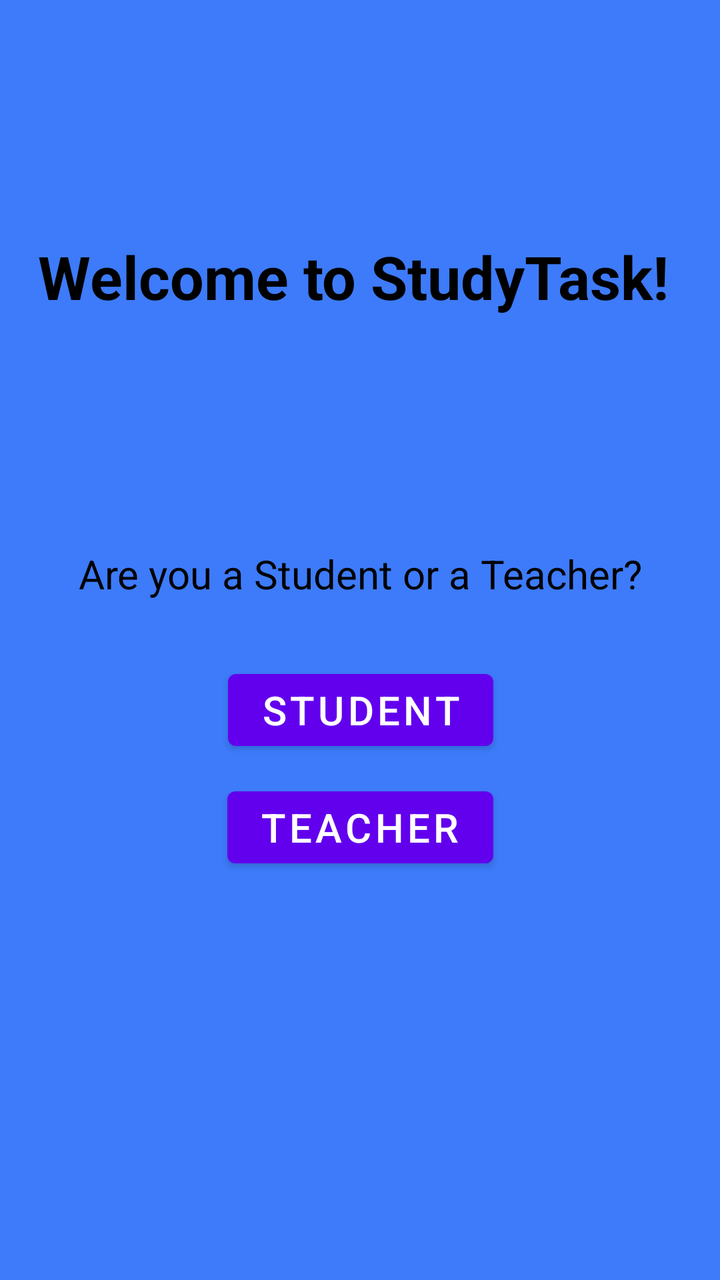
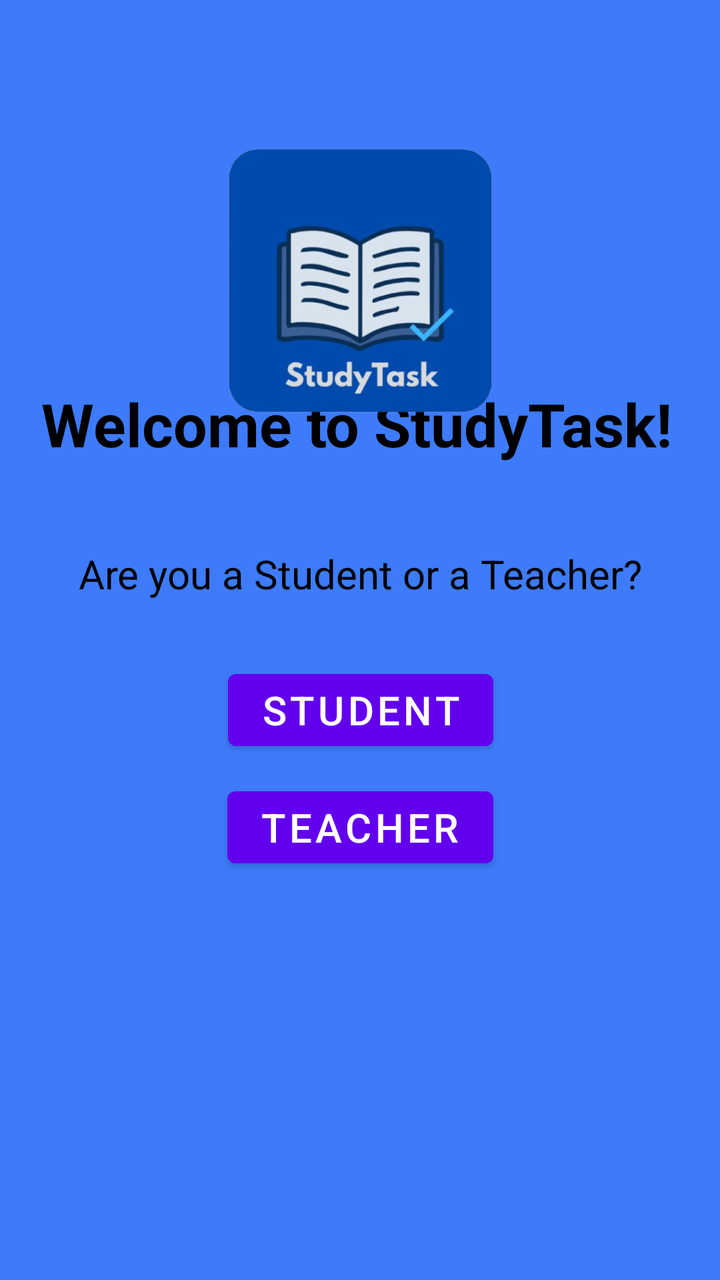

Two renders of the same Android screen: before a commit and after it. Below are the layout's source before the change and the commit's diff.
<!-- AndroidManifest.xml: application theme Theme.StudyTask -->
<!-- res/layout/activity_welcome_screen.xml -->
<?xml version="1.0" encoding="utf-8"?>
<androidx.constraintlayout.widget.ConstraintLayout xmlns:android="http://schemas.android.com/apk/res/android"
    xmlns:app="http://schemas.android.com/apk/res-auto"
    xmlns:tools="http://schemas.android.com/tools"
    android:id="@+id/main"
    android:layout_width="match_parent"
    android:layout_height="match_parent"
    android:background="#3D7BFA"
    tools:context=".WelcomeScreen">

    <TextView
        android:id="@+id/Welcome"
        android:layout_width="352dp"
        android:layout_height="50dp"
        android:text="Welcome to StudyTask! "
        android:textColor="@color/black"
        android:textSize="30sp"
        android:textStyle="bold"
        android:gravity="center"
        app:layout_constraintBottom_toBottomOf="parent"
        app:layout_constraintEnd_toEndOf="parent"
        app:layout_constraintStart_toStartOf="parent"
        app:layout_constraintTop_toTopOf="parent"
        app:layout_constraintVertical_bias="0.192" />

    <Button
        android:id="@+id/Teacher"
        android:layout_width="wrap_content"
        android:layout_height="wrap_content"
        android:text="Teacher"
        android:textSize="20sp"
        app:layout_constraintBottom_toBottomOf="parent"
        app:layout_constraintEnd_toEndOf="parent"
        app:layout_constraintHorizontal_bias="0.501"
        app:layout_constraintStart_toStartOf="parent"
        app:layout_constraintTop_toTopOf="parent"
        app:layout_constraintVertical_bias="0.658" />

    <Button
        android:id="@+id/Student"
        android:layout_width="wrap_content"
        android:layout_height="wrap_content"
        android:text="Student"
        android:textSize="20sp"
        app:layout_constraintBottom_toBottomOf="parent"
        app:layout_constraintEnd_toEndOf="parent"
        app:layout_constraintHorizontal_bias="0.501"
        app:layout_constraintStart_toStartOf="parent"
        app:layout_constraintTop_toTopOf="parent"
        app:layout_constraintVertical_bias="0.559" />

    <TextView
        android:id="@+id/textView2"
        android:layout_width="291dp"
        android:layout_height="45dp"
        android:text="Are you a Student or a Teacher?"
        android:textColor="@color/black"
        android:textSize="20sp"
        android:gravity="center"
        app:layout_constraintBottom_toBottomOf="parent"
        app:layout_constraintEnd_toEndOf="parent"
        app:layout_constraintStart_toStartOf="parent"
        app:layout_constraintTop_toTopOf="parent"
        app:layout_constraintVertical_bias="0.444" />
</androidx.constraintlayout.widget.ConstraintLayout>
<!-- resources referenced by this layout -->
<resources>
  <color name="black">#FF000000</color>
  <style name="Theme.StudyTask" parent="Theme.MaterialComponents.DayNight.DarkActionBar">
          
          <item name="colorPrimary">@color/purple_500</item>
          <item name="colorPrimaryVariant">@color/purple_700</item>
          <item name="colorOnPrimary">@color/white</item>
          
          <item name="colorSecondary">@color/teal_200</item>
          <item name="colorSecondaryVariant">@color/teal_700</item>
          <item name="colorOnSecondary">@color/black</item>
          
          <item name="android:statusBarColor">?attr/colorPrimaryVariant</item>
          
      </style>
  <color name="purple_500">#FF6200EE</color>
  <color name="purple_700">#FF3700B3</color>
  <color name="white">#FFFFFFFF</color>
  <color name="teal_200">#FF03DAC5</color>
  <color name="teal_700">#FF018786</color>
</resources>

<!-- the commit's change to res/layout/activity_welcome_screen.xml (unified diff, before → after) -->
@@ -12,16 +12,17 @@
         android:id="@+id/Welcome"
         android:layout_width="352dp"
         android:layout_height="50dp"
+        android:gravity="center"
         android:text="Welcome to StudyTask! "
         android:textColor="@color/black"
         android:textSize="30sp"
         android:textStyle="bold"
-        android:gravity="center"
         app:layout_constraintBottom_toBottomOf="parent"
         app:layout_constraintEnd_toEndOf="parent"
+        app:layout_constraintHorizontal_bias="0.728"
         app:layout_constraintStart_toStartOf="parent"
         app:layout_constraintTop_toTopOf="parent"
-        app:layout_constraintVertical_bias="0.192" />
+        app:layout_constraintVertical_bias="0.317" />
 
     <Button
         android:id="@+id/Teacher"
@@ -50,7 +51,7 @@
         app:layout_constraintVertical_bias="0.559" />
 
     <TextView
-        android:id="@+id/textView2"
+        android:id="@+id/Who"
         android:layout_width="291dp"
         android:layout_height="45dp"
         android:text="Are you a Student or a Teacher?"
@@ -62,4 +63,16 @@
         app:layout_constraintStart_toStartOf="parent"
         app:layout_constraintTop_toTopOf="parent"
         app:layout_constraintVertical_bias="0.444" />
+
+    <ImageView
+        android:id="@+id/Logo"
+        android:layout_width="215dp"
+        android:layout_height="265dp"
+        app:layout_constraintBottom_toBottomOf="parent"
+        app:layout_constraintEnd_toEndOf="parent"
+        app:layout_constraintStart_toStartOf="parent"
+        app:layout_constraintTop_toTopOf="parent"
+        app:layout_constraintVertical_bias="0.034"
+        app:srcCompat="@drawable/logo" />
+
 </androidx.constraintlayout.widget.ConstraintLayout>
<!-- resource entries referenced after the edit -->
@@ -1,6 +1,7 @@
 <!-- resources referenced by this layout -->
 <resources>
   <color name="black">#FF000000</color>
+  <!-- drawable logo: png bitmap (drawable, 120413 bytes) -->
   <style name="Theme.StudyTask" parent="Theme.MaterialComponents.DayNight.DarkActionBar">
           
           <item name="colorPrimary">@color/purple_500</item>
